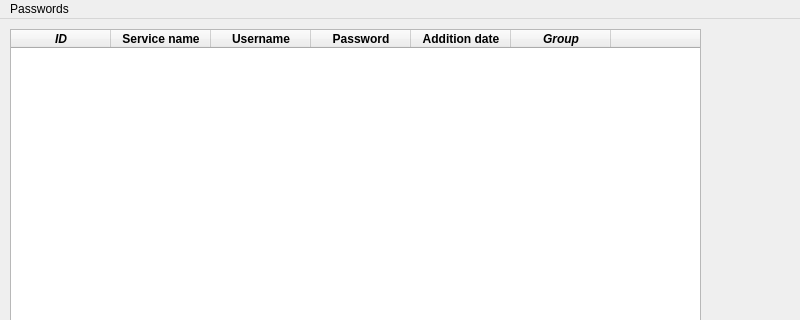
Qt form mainwindow.ui (krystianbeduch/password-manager) before a commit; both pictures show x 0 to 800 and y 0 to 320 of the 800 by 600 pixel window.
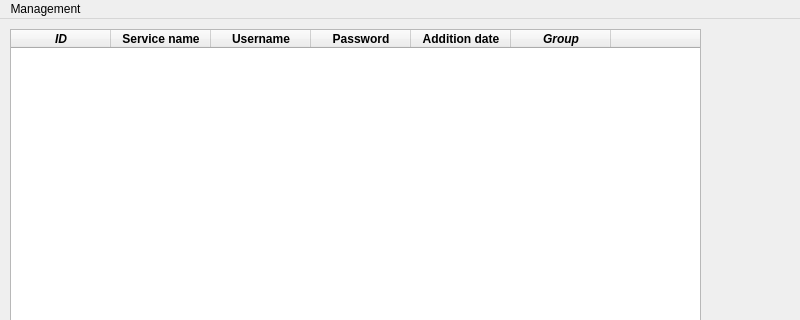
The same form after that commit. Icons and pictures are not drawn.

Commit message: add encrypted password

Diff of the .ui file:
```diff
--- a/mainwindow.ui
+++ b/mainwindow.ui
@@ -118,7 +118,7 @@
    </property>
    <widget class="QMenu" name="menuPasswords">
     <property name="title">
-     <string>Passwords</string>
+     <string>Management</string>
     </property>
     <addaction name="actionAddPassword"/>
     <addaction name="actionEditPassword"/>
```
Left out of the diff: 33 changed lines with no effect on the pictures. The commit also changes 20 other files.
